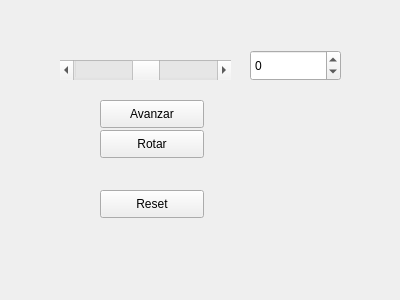
DaniGuille/RoboticaAvanzada, file HexapodController/src/mainUI.ui: the form before one commit.
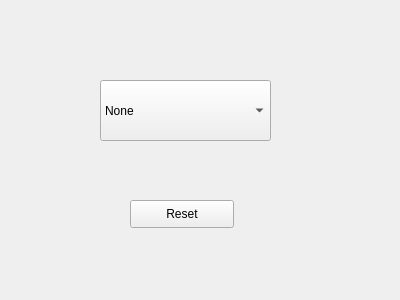
The form after the commit.

```diff
--- a/HexapodController/src/mainUI.ui
+++ b/HexapodController/src/mainUI.ui
@@ -13,75 +13,11 @@
   <property name="windowTitle">
    <string>hexapodcontroller</string>
   </property>
-  <widget class="QSpinBox" name="spinBox">
-   <property name="geometry">
-    <rect>
-     <x>250</x>
-     <y>50</y>
-     <width>91</width>
-     <height>31</height>
-    </rect>
-   </property>
-   <property name="minimum">
-    <number>-200</number>
-   </property>
-   <property name="maximum">
-    <number>200</number>
-   </property>
-  </widget>
-  <widget class="QScrollBar" name="horizontalScrollBar">
-   <property name="geometry">
-    <rect>
-     <x>60</x>
-     <y>60</y>
-     <width>171</width>
-     <height>20</height>
-    </rect>
-   </property>
-   <property name="minimum">
-    <number>-200</number>
-   </property>
-   <property name="maximum">
-    <number>200</number>
-   </property>
-   <property name="orientation">
-    <enum>Qt::Horizontal</enum>
-   </property>
-  </widget>
-  <widget class="QPushButton" name="legButton1">
-   <property name="geometry">
-    <rect>
-     <x>100</x>
-     <y>100</y>
-     <width>104</width>
-     <height>28</height>
-    </rect>
-   </property>
-   <property name="text">
-    <string>Avanzar</string>
-   </property>
-  </widget>
-  <widget class="QPushButton" name="legButton2">
-   <property name="geometry">
-    <rect>
-     <x>100</x>
-     <y>130</y>
-     <width>104</width>
-     <height>28</height>
-    </rect>
-   </property>
-   <property name="text">
-    <string>Rotar</string>
-   </property>
-   <property name="checkable">
-    <bool>true</bool>
-   </property>
-  </widget>
   <widget class="QPushButton" name="resetButton">
    <property name="geometry">
     <rect>
-     <x>100</x>
-     <y>190</y>
+     <x>130</x>
+     <y>200</y>
      <width>104</width>
      <height>28</height>
     </rect>
@@ -90,6 +26,41 @@
     <string>Reset</string>
    </property>
   </widget>
+  <widget class="QComboBox" name="comboBox">
+   <property name="geometry">
+    <rect>
+     <x>100</x>
+     <y>80</y>
+     <width>171</width>
+     <height>61</height>
+    </rect>
+   </property>
+   <item>
+    <property name="text">
+     <string>None</string>
+    </property>
+   </item>
+   <item>
+    <property name="text">
+     <string>One_by_One_Gait</string>
+    </property>
+   </item>
+   <item>
+    <property name="text">
+     <string>Tripod_Gait</string>
+    </property>
+   </item>
+   <item>
+    <property name="text">
+     <string>Quadruped_Gait</string>
+    </property>
+   </item>
+   <item>
+    <property name="text">
+     <string>Free_Gait</string>
+    </property>
+   </item>
+  </widget>
  </widget>
  <resources/>
  <connections/>
```
